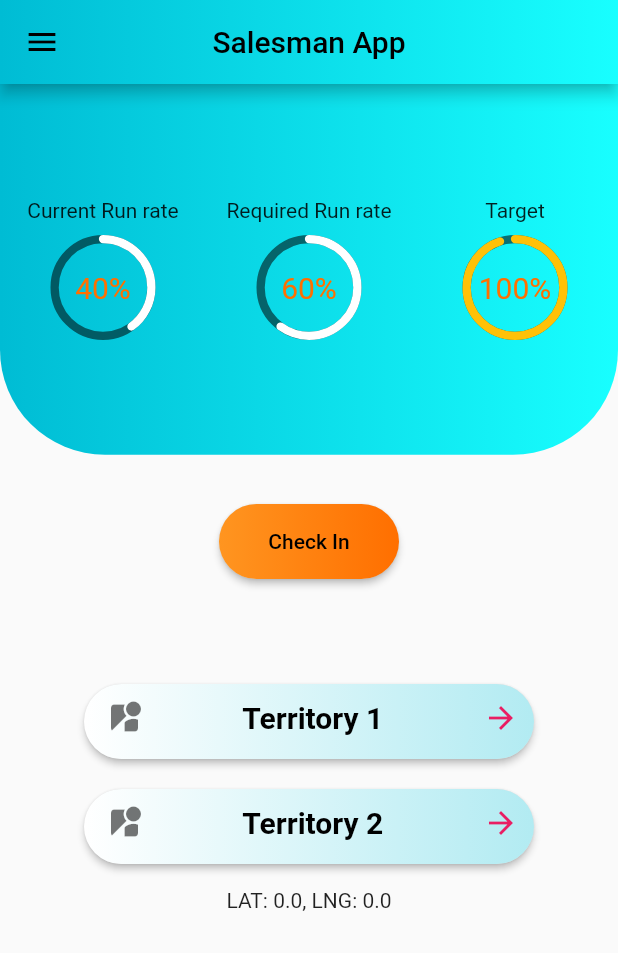
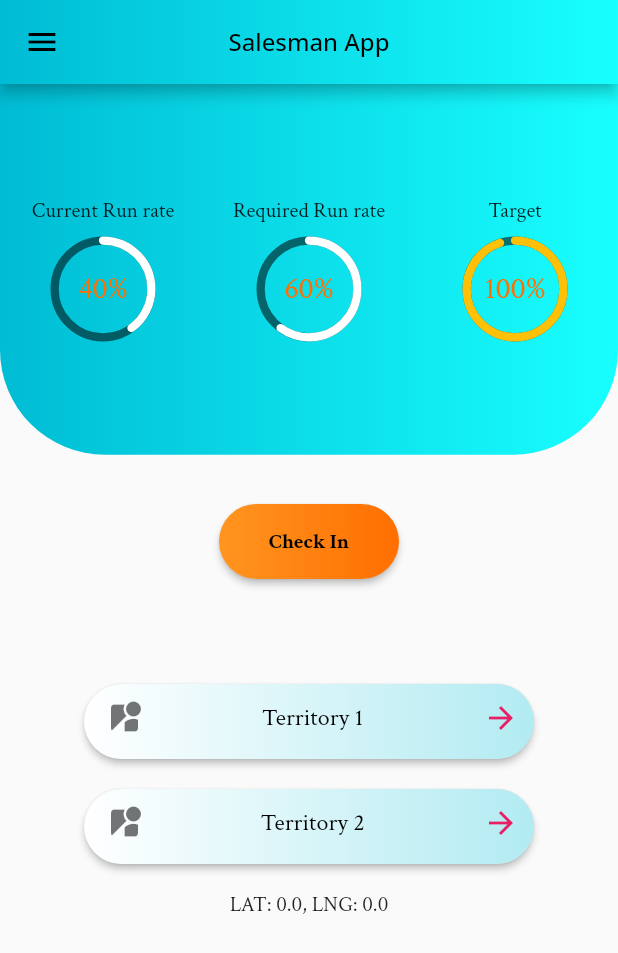
Before and after one commit to Srijenanithish/flutter_salesman, a Flutter app: the HomePage screen opened by its route, on a phone screen of 412 x 824 dp. Shown: the top 953 px of the screen. Run offline on Flutter 3.47's test engine with Material 2 defaults, Android fonts, the phone set to English and light mode, and no system bars; drawn by our look-alikes of percent_indicator; our stand-ins replace flashy_tab_bar, form_field_validator, geocoding, geolocator, google_fonts, shared_preferences and 1 more; missing offline and left inert: swipebuttonflutter; accounts and stored records are empty.

Commit message:
font style changed

```diff
--- a/lib/main.dart
+++ b/lib/main.dart
@@ -15,6 +15,7 @@ import 'package:flutter_salesman/pages/Territory1.dart';
 import 'package:flutter_salesman/pages/Territory2.dart';
 import 'package:flutter_salesman/pages/itemdetails.dart';
 import 'package:flutter_salesman/utils/constants.dart';
+import 'package:google_fonts/google_fonts.dart';
 import 'package:shared_preferences/shared_preferences.dart';
 import 'package:splashscreen/splashscreen.dart';
 import 'pages/LoginForm.dart';
@@ -50,6 +51,9 @@ class MyApp extends StatelessWidget {
 
       title: 'Salesman App',
       theme: ThemeData(
+        textTheme: GoogleFonts.crimsonTextTextTheme(
+          Theme.of(context).textTheme,
+        ),
         primarySwatch: Colors.cyan,
         visualDensity: VisualDensity.adaptivePlatformDensity,
       ),
--- a/lib/pages/HomePage.dart
+++ b/lib/pages/HomePage.dart
@@ -6,6 +6,7 @@ import 'package:flutter_salesman/Sub_pages/runrate.dart';
 import 'package:flutter_salesman/pages/LoginForm.dart';
 import 'package:flutter_salesman/pages/Territory1.dart';
 import 'package:flutter_salesman/pages/Territory2.dart';
+import 'package:google_fonts/google_fonts.dart';
 import 'package:percent_indicator/percent_indicator.dart';
 import 'package:flutter_salesman/main.dart';
 import 'package:swipebuttonflutter/swipebuttonflutter.dart';
@@ -34,7 +35,11 @@ class MyHomePage extends State<HomePage> {
     return Scaffold(
       appBar: AppBar(
         centerTitle: true,
-        title: Text("Salesman App"),
+        title: Text(
+          "Salesman App",
+          style:
+              GoogleFonts.openSans(fontStyle: FontStyle.normal, fontSize: 16),
+        ),
         //backgroundColor: Colors.transparent,
         flexibleSpace: Container(
           decoration: BoxDecoration(
@@ -113,16 +118,21 @@ class MyHomePage extends State<HomePage> {
                           ? Text(
                               "Check In",
                               textAlign: TextAlign.center,
-                              style: TextStyle(color: Colors.black),
+                              style: TextStyle(
+                                color: Colors.black,
+                                fontWeight: FontWeight.bold,
+                              ),
                             )
                           : Text(
                               "Checked In",
                               textAlign: TextAlign.center,
-                              style: TextStyle(color: Colors.black),
+                              style: TextStyle(
+                                  color: Colors.black,
+                                  fontWeight: FontWeight.bold),
                             ),
                     ),
                   ),
-                ),
+                ), //557639
               ),
             ),
           ),
@@ -168,8 +178,7 @@ class MyHomePage extends State<HomePage> {
                                 Text(
                                   'Territory 1',
                                   style: TextStyle(
-                                    fontSize: 20,
-                                    fontWeight: FontWeight.w700,
+                                    fontSize: 16,
                                     color: Colors.black,
                                   ),
                                 ),
@@ -226,8 +235,7 @@ class MyHomePage extends State<HomePage> {
                                 Text(
                                   'Territory 2',
                                   style: TextStyle(
-                                    fontSize: 20,
-                                    fontWeight: FontWeight.w700,
+                                    fontSize: 16,
                                     color: Colors.black,
                                   ),
                                 ),
--- a/pubspec.yaml
+++ b/pubspec.yaml
@@ -31,14 +31,14 @@ dependencies:
   form_field_validator: ^1.1.0
   splashscreen: ^1.3.5
   percent_indicator: ^3.4.0
-  shared_preferences: '>=0.5.12+2 <2.0.0'
+  shared_preferences: ^2.0.8
   swipebuttonflutter: ^1.0.0
   flappy_search_bar: ^1.4.1
   flashy_tab_bar: ^0.0.3
   http: ^0.13.2
   geocoding: ^1.0.5
   geolocator: ^6.1.1
-
+  google_fonts: ^2.1.0
 
 dev_dependencies:
   flutter_test:
```
Also changed, not shown: pubspec.lock.
